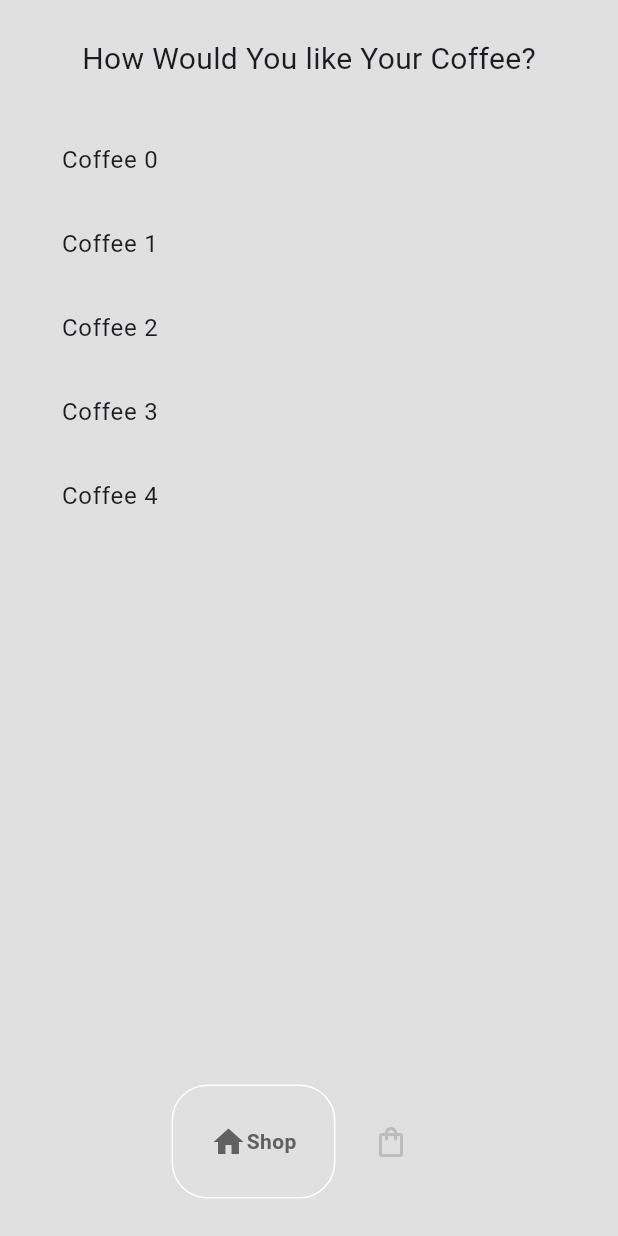
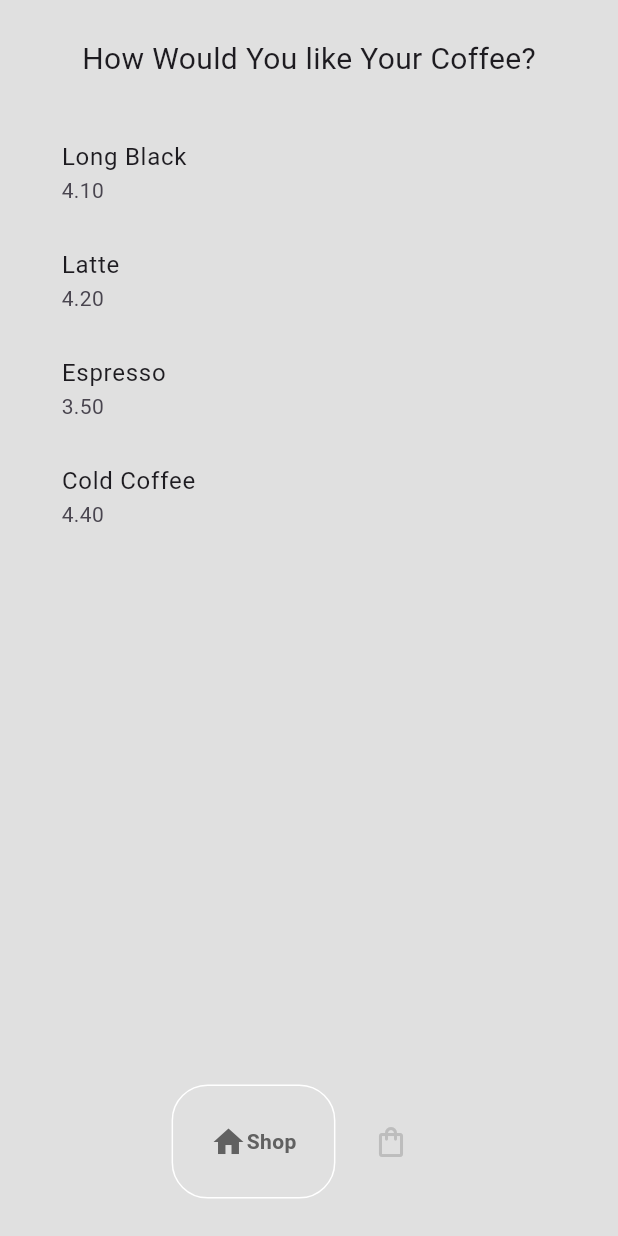
Before and after one commit to devspark-2501/Flutter-Coffee-Shop, a Flutter app: the screen it shows after launch, on a phone screen of 412 x 824 dp. Run offline on Flutter 3.47's test engine with Material 3 defaults, Android fonts, the light colour scheme and no system bars; drawn by our look-alikes of google_nav_bar.

Commit message:
Shop_page.dart code wrap in an Consumer Widget

```diff
--- a/lib/models/coffee_shop.dart
+++ b/lib/models/coffee_shop.dart
@@ -37,10 +37,12 @@
 
   void AddItemToCart(Coffee coffee) {
     _userCart.add(coffee);
+    notifyListeners();
   }
 
   void RemoveItemFromCart(Coffee coffee) {
     _userCart.remove(coffee);
+    notifyListeners();
   }
 
 }
--- a/lib/pages/shop_page.dart
+++ b/lib/pages/shop_page.dart
@@ -1,4 +1,6 @@
+import 'package:coffee_shop_project/models/coffee_shop.dart';
 import 'package:flutter/material.dart';
+import 'package:provider/provider.dart';
 
 class ShopPage extends StatefulWidget {
   const ShopPage({super.key});
@@ -10,6 +12,8 @@ class ShopPage extends StatefulWidget {
 class _ShopPageState extends State<ShopPage> {
   @override
   Widget build(BuildContext context) {
+    return Consumer<CoffeeShop>(
+      builder: (context, value, child) {
         return SafeArea(
           child: Padding(
             padding: const EdgeInsets.all(25.0),
@@ -24,10 +28,13 @@ class _ShopPageState extends State<ShopPage> {
 
                 Expanded(
                   child: ListView.builder(
-                itemCount: 5, // temp
+                    itemCount: value.coffeeShop.length, // 🔥 real data
                     itemBuilder: (context, index) {
+                      final coffee = value.coffeeShop[index];
+
                       return ListTile(
-                    title: Text("Coffee $index"),
+                        title: Text(coffee.name),
+                        subtitle: Text(coffee.price),
                       );
                     },
                   ),
@@ -36,5 +43,7 @@ class _ShopPageState extends State<ShopPage> {
             ),
           ),
         );
+      },
+    );
   }
 }
```
Lines whose indentation alone changed are shown as unchanged.
